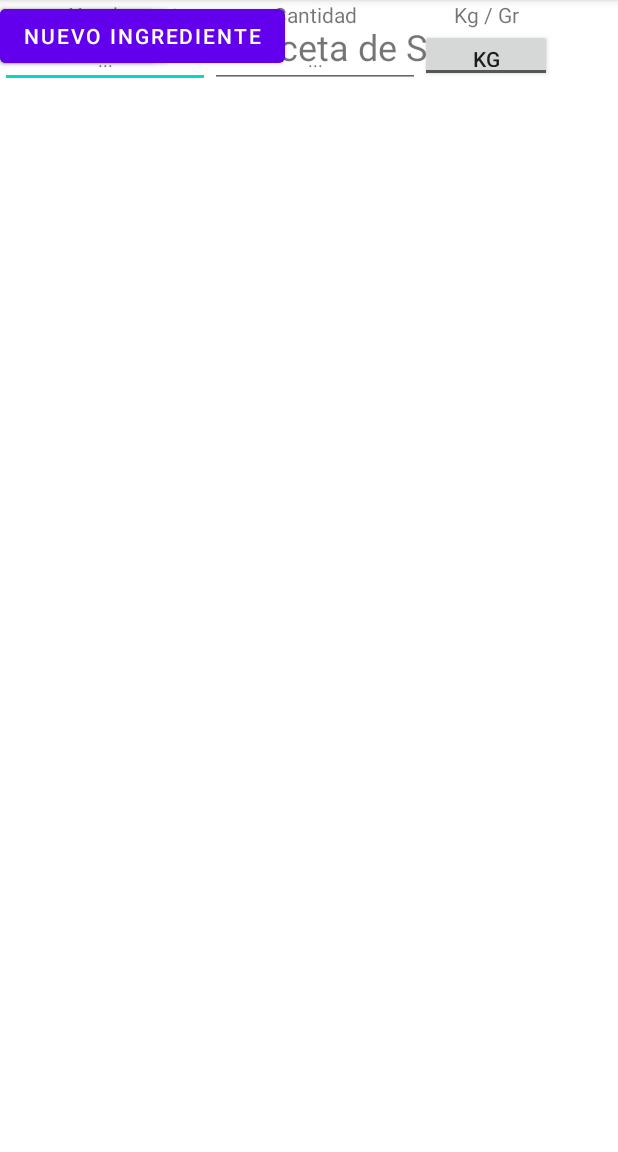
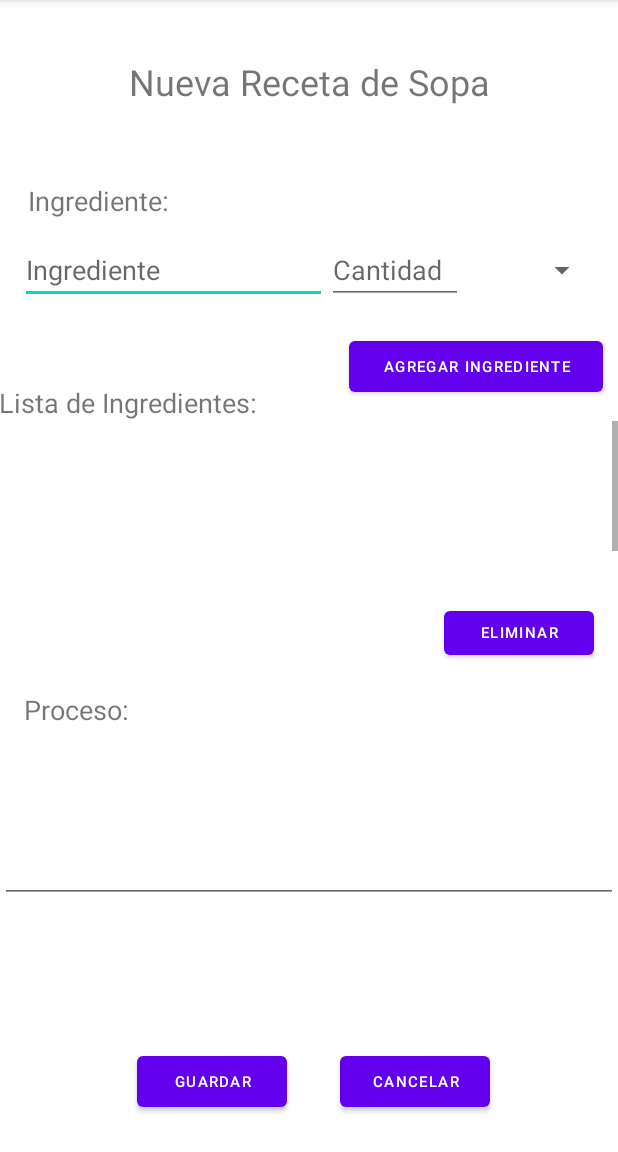
Before and after one commit to ZurielDA/AppRecetario, an Android app: the NuevaRecetaSopa screen opened directly, with no data from a screen before it, on a phone screen of 412 x 824 dp, the part 84-1236 px from its top. Run offline under Robolectric (Android 15) with nearby library versions, the phone set to English and light mode, and no system bars.

Commit message:
Actualizacion de las pantallas

```diff
--- a/app/src/main/java/com/app/apprecetario/CatalogoSopas.kt
+++ b/app/src/main/java/com/app/apprecetario/CatalogoSopas.kt
@@ -1,11 +1,21 @@
 package com.app.apprecetario
 
+import android.content.Intent
 import androidx.appcompat.app.AppCompatActivity
 import android.os.Bundle
+import android.widget.Button
+import android.widget.ImageButton
 
 class CatalogoSopas : AppCompatActivity() {
     override fun onCreate(savedInstanceState: Bundle?) {
         super.onCreate(savedInstanceState)
         setContentView(R.layout.activity_catalogo_sopas)
+
+        val btnNuevaReceta = findViewById<Button>(R.id.btnNuevaReceta)
+        btnNuevaReceta.setOnClickListener {
+            val registroSopas = Intent(this,NuevaRecetaSopa::class.java)
+            startActivity(registroSopas)
+        }
+
     }
 }
--- a/app/src/main/res/layout/activity_catalogo_sopas.xml
+++ b/app/src/main/res/layout/activity_catalogo_sopas.xml
@@ -73,8 +73,8 @@
             android:id="@+id/btnConsultarReceta"
             android:layout_width="100dp"
             android:layout_height="40dp"
+            android:textSize="10sp"
             android:text="Consultar"
-            android:textSize="10sp"
             tools:ignore="TouchTargetSizeCheck" />
 
         <Button
--- a/app/src/main/res/layout/activity_nueva_receta_sopa.xml
+++ b/app/src/main/res/layout/activity_nueva_receta_sopa.xml
@@ -7,121 +7,186 @@
     tools:context=".NuevaRecetaSopa">
 
     <TextView
-        android:layout_width="410dp"
-        android:layout_height="62dp"
+        android:id="@+id/textView7"
+        android:layout_width="0dp"
+        android:layout_height="0dp"
+        android:layout_marginBottom="12dp"
         android:gravity="center"
         android:text="Nueva Receta de Sopa"
         android:textAlignment="center"
         android:textSize="24sp"
-        tools:layout_editor_absoluteX="1dp"
-        tools:layout_editor_absoluteY="-2dp" />
-
-    <TextView
-        android:layout_width="wrap_content"
-        android:layout_height="wrap_content"
-        android:gravity="center_vertical"
-        android:text="Lista de Ingredientes:"
-        android:textSize="18sp"
-        tools:layout_editor_absoluteX="16dp"
-        tools:layout_editor_absoluteY="69dp" />
-
-    <ScrollView
-        android:layout_width="409dp"
-        android:layout_height="130dp"
-        tools:layout_editor_absoluteX="1dp"
-        tools:layout_editor_absoluteY="100dp">
-
-        <TableLayout
-            android:layout_width="match_parent"
-            android:layout_height="wrap_content">
-
-            <TableRow
-                android:layout_width="wrap_content"
-                android:layout_height="wrap_content">
-
-                <TextView
-                    android:layout_width="wrap_content"
-                    android:layout_height="wrap_content"
-                    android:text="Nombre"
-                    android:textSize="14sp"
-                    android:textAlignment="center"/>
+        app:layout_constraintBottom_toTopOf="@+id/textView5"
+        app:layout_constraintEnd_toEndOf="parent"
+        app:layout_constraintStart_toStartOf="parent"
+        app:layout_constraintTop_toTopOf="parent" />
 
     <TextView
         android:id="@+id/textView8"
         android:layout_width="wrap_content"
         android:layout_height="wrap_content"
-                    android:text="Cantidad"
-                    android:textSize="14sp"
-                    android:textAlignment="center"/>
+        android:layout_marginEnd="62dp"
+        android:gravity="center_vertical"
+        android:text="Lista de Ingredientes:"
+        android:textSize="18sp"
+        app:layout_constraintBottom_toTopOf="@+id/scrollView2"
+        app:layout_constraintEnd_toStartOf="@+id/button"
+        app:layout_constraintStart_toStartOf="parent" />
 
     <TextView
-                    android:id="@+id/textView9"
+        android:id="@+id/textView5"
         android:layout_width="wrap_content"
         android:layout_height="wrap_content"
-                    android:text="Kg / Gr"
-                    android:textAlignment="center"/>
+        android:layout_marginStart="15dp"
+        android:gravity="center_vertical"
+        android:text="Ingrediente:"
+        android:textSize="18sp"
+        app:layout_constraintBottom_toTopOf="@+id/linearLayout"
+        app:layout_constraintStart_toStartOf="@+id/linearLayout"
+        app:layout_constraintTop_toBottomOf="@+id/textView7" />
 
-            </TableRow>
+    <TextView
+        android:id="@+id/textView6"
+        android:layout_width="wrap_content"
+        android:layout_height="wrap_content"
+        android:layout_marginStart="16dp"
+        android:layout_marginBottom="7dp"
+        android:gravity="center_vertical"
+        android:text="Proceso:"
+        android:textSize="18sp"
+        app:layout_constraintBottom_toTopOf="@+id/editTextTextMultiLine"
+        app:layout_constraintStart_toStartOf="parent"
+        app:layout_constraintTop_toBottomOf="@+id/button2" />
 
-            <TableRow
-                android:layout_width="match_parent"
-                android:layout_height="match_parent">
+    <LinearLayout
+        android:id="@+id/linearLayout"
+        android:layout_width="405dp"
+        android:layout_height="68dp"
+        android:layout_marginBottom="7dp"
+        android:gravity="center"
+        android:orientation="horizontal"
+        app:layout_constraintBottom_toTopOf="@+id/button"
+        app:layout_constraintEnd_toEndOf="parent"
+        app:layout_constraintStart_toStartOf="parent"
+        app:layout_constraintTop_toBottomOf="@+id/textView5">
 
         <EditText
-                    android:id="@+id/editTextTextPersonName4"
+            android:id="@+id/editTextTextPersonName"
             android:layout_width="wrap_content"
             android:layout_height="wrap_content"
+            android:layout_marginLeft="10dp"
+            android:layout_weight="1"
             android:ems="10"
+            android:hint="Ingrediente"
             android:inputType="textPersonName"
-                    android:textSize="12sp"
-                    android:hint="..."
-                    android:textAlignment="center"/>
+            tools:ignore="TouchTargetSizeCheck" />
 
         <EditText
-                    android:id="@+id/editTextTextPersonName3"
-                    android:layout_width="wrap_content"
+            android:id="@+id/editTextTextPersonName2"
+            android:layout_width="100dp"
             android:layout_height="wrap_content"
+            android:layout_weight="1"
             android:ems="10"
+            android:hint="Cantidad"
             android:inputType="textPersonName"
-                    android:textSize="12sp"
-                    android:hint="..."
-                    android:textAlignment="center"/>
+            tools:ignore="TouchTargetSizeCheck" />
 
-                <ToggleButton
-                    android:id="@+id/toggleButton2"
-                    android:layout_width="wrap_content"
-                    android:layout_height="35dp"
-                    android:text="ToggleButton"
-                    android:textOff="Kg"
-                    android:textOn="Gr" />
+        <Spinner
+            android:id="@+id/spinner"
+            android:layout_width="99dp"
+            android:layout_height="45dp"
+            android:layout_marginRight="10dp"
+            android:layout_weight="1"
+            tools:ignore="TouchTargetSizeCheck,SpeakableTextPresentCheck" />
+    </LinearLayout>
 
-            </TableRow>
+    <Button
+        android:id="@+id/button"
+        android:layout_width="169dp"
+        android:layout_height="46dp"
+        android:layout_marginEnd="11dp"
+        android:layout_marginBottom="13dp"
+        android:text="Agregar Ingrediente"
+        android:textSize="10sp"
+        app:layout_constraintBottom_toTopOf="@+id/scrollView2"
+        app:layout_constraintEnd_toEndOf="parent"
+        app:layout_constraintStart_toEndOf="@+id/textView8"
+        app:layout_constraintTop_toBottomOf="@+id/linearLayout"
+        tools:ignore="TouchTargetSizeCheck" />
 
-        </TableLayout>
+    <ScrollView
+        android:id="@+id/scrollView2"
+        android:layout_width="0dp"
+        android:layout_height="0dp"
+        android:layout_marginBottom="11dp"
+        app:layout_constraintBottom_toTopOf="@+id/button2"
+        app:layout_constraintEnd_toEndOf="parent"
+        app:layout_constraintStart_toStartOf="parent"
+        app:layout_constraintTop_toBottomOf="@+id/button">
+
+        <LinearLayout
+            android:layout_width="match_parent"
+            android:layout_height="wrap_content"
+            android:orientation="vertical">
+
+            <ListView
+                android:layout_width="match_parent"
+                android:layout_height="138dp" />
+        </LinearLayout>
     </ScrollView>
 
     <Button
-        android:id="@+id/btnGuardar"
-        android:layout_width="wrap_content"
-        android:layout_height="wrap_content"
-        android:text="Guardar"
-        tools:layout_editor_absoluteX="91dp"
-        tools:layout_editor_absoluteY="640dp" />
+        android:id="@+id/button2"
+        android:layout_width="100dp"
+        android:layout_height="41dp"
+        android:layout_marginEnd="16dp"
+        android:layout_marginBottom="18dp"
+        android:text="Eliminar"
+        android:textSize="10sp"
+        app:layout_constraintBottom_toTopOf="@+id/textView6"
+        app:layout_constraintEnd_toEndOf="parent"
+        app:layout_constraintTop_toBottomOf="@+id/scrollView2"
+        tools:ignore="TouchTargetSizeCheck" />
 
     <Button
         android:id="@+id/btnCancelar"
-        android:layout_width="wrap_content"
-        android:layout_height="wrap_content"
+        android:layout_width="100dp"
+        android:layout_height="46dp"
+        android:layout_marginEnd="85dp"
+        android:layout_marginBottom="24dp"
         android:text="Cancelar"
-        tools:layout_editor_absoluteX="203dp"
-        tools:layout_editor_absoluteY="637dp" />
+        android:textSize="10sp"
+        app:layout_constraintBottom_toBottomOf="parent"
+        app:layout_constraintEnd_toEndOf="parent"
+        app:layout_constraintStart_toEndOf="@+id/btnGuardar"
+        app:layout_constraintTop_toBottomOf="@+id/editTextTextMultiLine"
+        tools:ignore="TouchTargetSizeCheck" />
 
     <Button
-        android:id="@+id/btnNuevoIngrediente"
-        android:layout_width="wrap_content"
-        android:layout_height="wrap_content"
-        android:text="Nuevo Ingrediente"
-        tools:layout_editor_absoluteX="205dp"
-        tools:layout_editor_absoluteY="244dp" />
+        android:id="@+id/btnGuardar"
+        android:layout_width="0dp"
+        android:layout_height="0dp"
+        android:layout_marginStart="91dp"
+        android:layout_marginEnd="35dp"
+        android:text="Guardar"
+        android:textSize="10sp"
+        app:layout_constraintBottom_toBottomOf="@+id/btnCancelar"
+        app:layout_constraintEnd_toStartOf="@+id/btnCancelar"
+        app:layout_constraintStart_toStartOf="parent"
+        app:layout_constraintTop_toTopOf="@+id/btnCancelar"
+        tools:ignore="TouchTargetSizeCheck" />
+
+    <EditText
+        android:id="@+id/editTextTextMultiLine"
+        android:layout_width="0dp"
+        android:layout_height="0dp"
+        android:layout_marginBottom="96dp"
+        android:ems="10"
+        android:gravity="start|top"
+        android:inputType="textMultiLine"
+        app:layout_constraintBottom_toTopOf="@+id/btnCancelar"
+        app:layout_constraintEnd_toEndOf="parent"
+        app:layout_constraintStart_toStartOf="parent"
+        app:layout_constraintTop_toBottomOf="@+id/textView6"
+        tools:ignore="SpeakableTextPresentCheck" />
 
 </androidx.constraintlayout.widget.ConstraintLayout>
```
Lines whose indentation alone changed are shown as unchanged.
